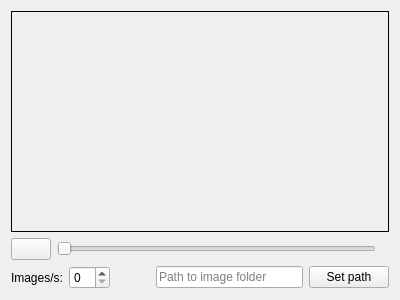
Old version of the form src/CellSorter/gui/imagedisplayerwidget.ui in the repository mortbopet/RTOC.
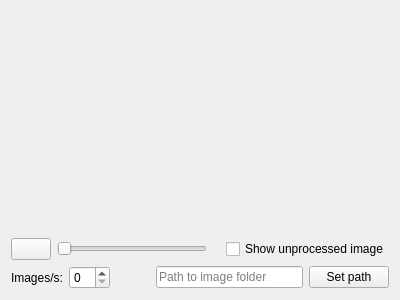
New version of the form.

Commit message: Update preview upon changes in process container, and show side-by-side comparison of processed and unprocessed images

Patch:
```diff
--- a/src/CellSorter/gui/imagedisplayerwidget.ui
+++ b/src/CellSorter/gui/imagedisplayerwidget.ui
@@ -15,16 +15,53 @@
   </property>
   <layout class="QGridLayout" name="gridLayout">
    <item row="0" column="0">
-    <layout class="QVBoxLayout" name="verticalLayout" stretch="1,0">
+    <layout class="QVBoxLayout" name="verticalLayout" stretch="0,0">
+     <item>
+      <layout class="QHBoxLayout" name="horizontalLayout_3">
+       <item>
+        <spacer name="horizontalSpacer_2">
+         <property name="orientation">
+          <enum>Qt::Horizontal</enum>
+         </property>
+         <property name="sizeHint" stdset="0">
+          <size>
+           <width>40</width>
+           <height>20</height>
+          </size>
+         </property>
+        </spacer>
+       </item>
+       <item>
+        <widget class="QLabel" name="unprocessed">
+         <property name="text">
+          <string/>
+         </property>
+        </widget>
+       </item>
      <item>
       <widget class="QLabel" name="image">
        <property name="frameShape">
-        <enum>QFrame::Box</enum>
+          <enum>QFrame::NoFrame</enum>
        </property>
        <property name="text">
         <string/>
        </property>
       </widget>
+       </item>
+       <item>
+        <spacer name="horizontalSpacer_3">
+         <property name="orientation">
+          <enum>Qt::Horizontal</enum>
+         </property>
+         <property name="sizeHint" stdset="0">
+          <size>
+           <width>40</width>
+           <height>20</height>
+          </size>
+         </property>
+        </spacer>
+       </item>
+      </layout>
      </item>
      <item>
       <layout class="QHBoxLayout" name="horizontalLayout">
@@ -52,6 +89,13 @@
          </property>
         </widget>
        </item>
+       <item>
+        <widget class="QCheckBox" name="showUnprocessed">
+         <property name="text">
+          <string>Show unprocessed image</string>
+         </property>
+        </widget>
+       </item>
       </layout>
      </item>
     </layout>
```
Lines whose indentation alone changed are shown as unchanged. The commit also changes 1 other file.
